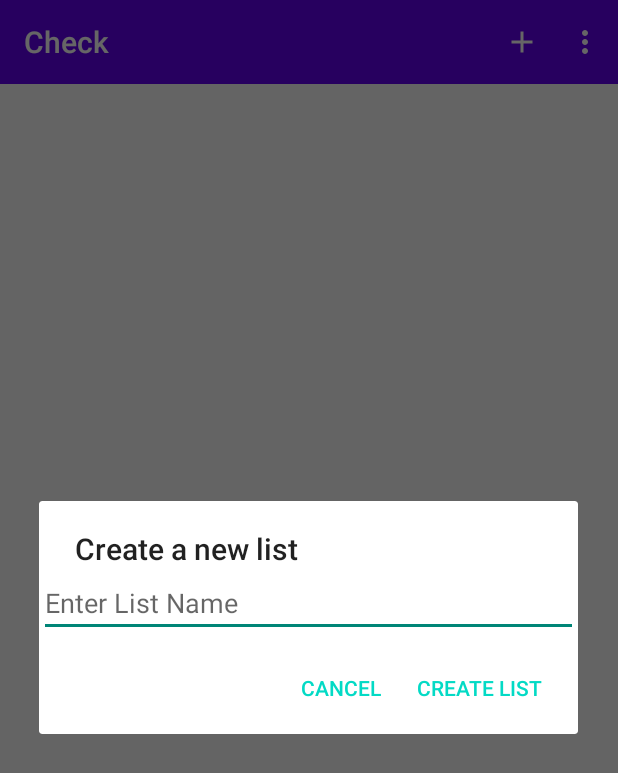
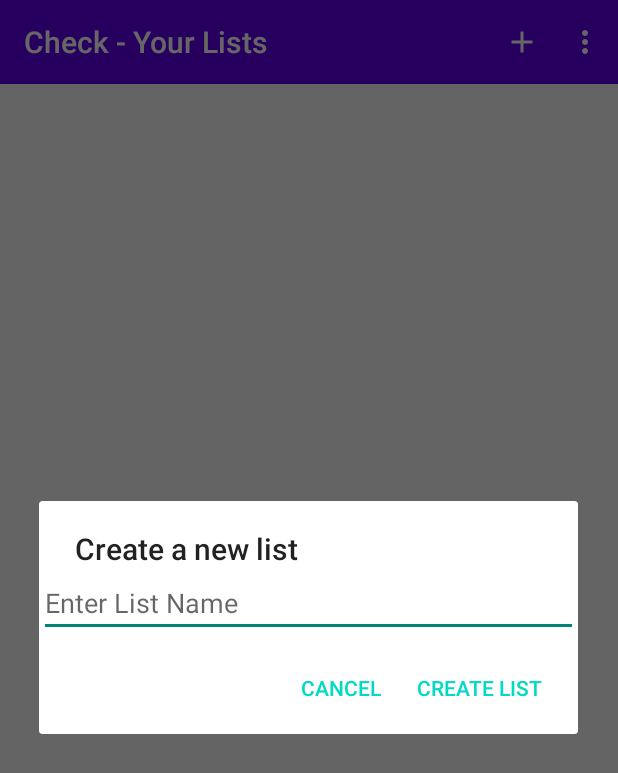
Before and after one commit to JosephB-Workstation/Check, an Android app: the screen it shows after launch (MainActivity), after a tap on "Add new list", on a phone screen of 412 x 824 dp. Shown: the top 773 px of the screen. Run offline under Robolectric (Android 15) with nearby library versions, the phone set to English and light mode, and no system bars.

Commit message:
Calling it a night. Worked out how to edit toolbar's text from xml. Hoping to find a way to do so through java so I can use toolbars for easier implementation later. Although I suppose it wouldn't be the worst if I can't. Definitely a thing to look into later.
Also started on list creation, and made some notes for myself to continue work later

```diff
--- a/app/src/main/java/com/check/app/Create_List_Dialog.java
+++ b/app/src/main/java/com/check/app/Create_List_Dialog.java
@@ -30,7 +30,7 @@ public class Create_List_Dialog extends DialogFragment {
                 .setTitle("Create a new list")
                 .setPositiveButton("Create list", new DialogInterface.OnClickListener() {
                     @Override
-                    public void onClick(DialogInterface dialog, int which) {
+                    public void onClick(DialogInterface dialog, int which) { //any settings should be configured here while you have the chance, and sent to attachListSettings within the interface.
                         if(!listNameEntry.getText().toString().trim().isEmpty()){
                             String listName = listNameEntry.getText().toString();
                             listListener.attatchListSettings(listName);
--- a/app/src/main/java/com/check/app/MainActivity.java
+++ b/app/src/main/java/com/check/app/MainActivity.java
@@ -43,7 +43,7 @@ public class MainActivity extends AppCompatActivity implements Create_List_Dialo
     }
 
     @Override
-    public void attatchListSettings(String listName) {
+    public void attatchListSettings(String listName) { // handles pulling data from the dialog box for making lists. Will eventually make lists.
         String name;
         name = listName;
         Log.d("Passthrough Checker", name);
--- a/app/src/main/res/layout/activity_main.xml
+++ b/app/src/main/res/layout/activity_main.xml
@@ -6,25 +6,16 @@
     android:layout_height="match_parent"
     tools:context=".MainActivity">
 
-    <LinearLayout
-        android:layout_width="match_parent"
-        android:layout_height="wrap_content"
-        android:orientation="vertical">
-
             <androidx.appcompat.widget.Toolbar
                 android:id="@+id/mainToolBar"
                 android:layout_width="match_parent"
                 android:layout_height="wrap_content"
                 android:background="?attr/colorPrimary"
                 android:minHeight="?attr/actionBarSize"
-                android:theme="@style/ThemeOverlay.AppCompat.Dark.ActionBar">
+                android:theme="@style/ThemeOverlay.AppCompat.Dark.ActionBar"
+                app:title="Check - Your Lists">
 
             </androidx.appcompat.widget.Toolbar>
 
 
-
-    </LinearLayout>
-
-
-
 </RelativeLayout>
```
Also changed, not shown: app/src/main/res/layout/activity_list_view.xml (added, +15 -0 lines).
